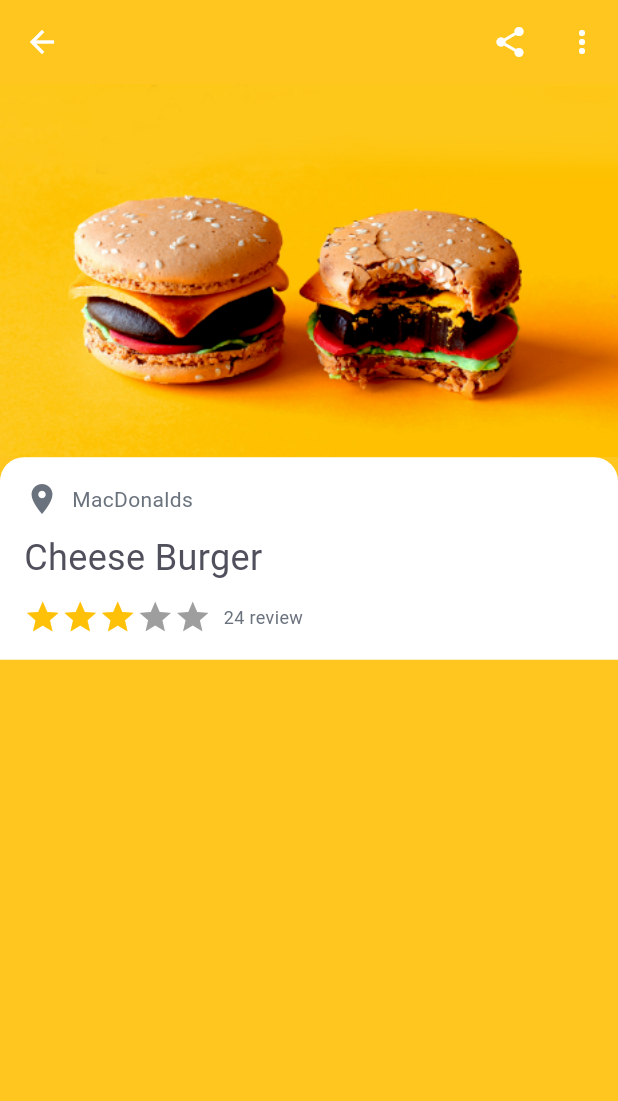
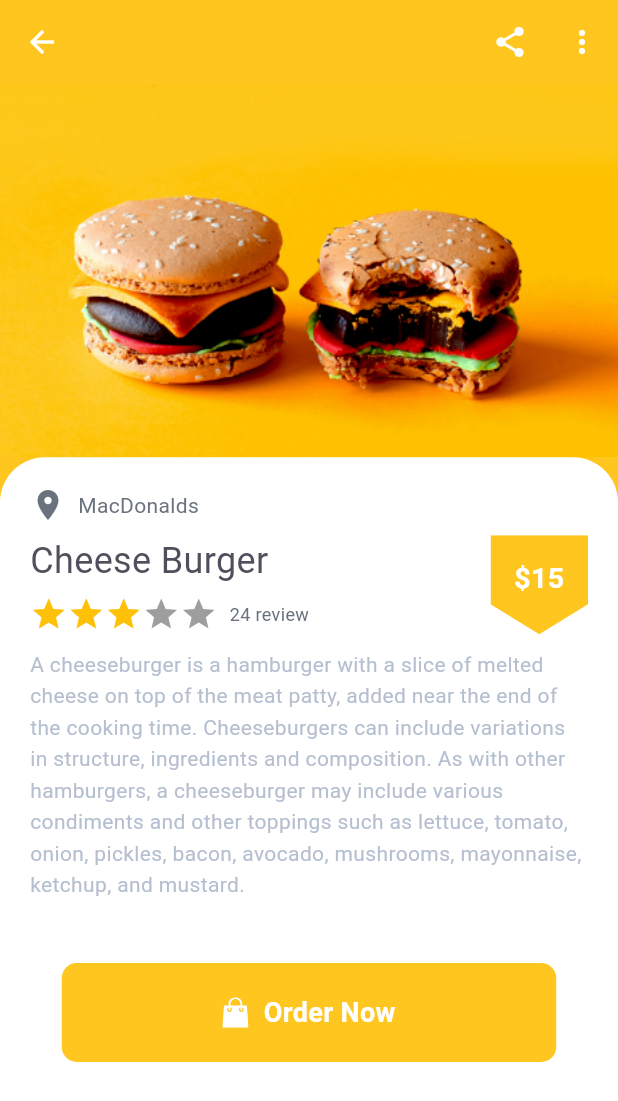
Before and after one commit to hzfty/test_food_app, a Flutter app: the DetailsScreen screen opened directly, on a phone screen of 412 x 824 dp. Shown: the top 1101 px of the screen. Run offline on Flutter 3.47's test engine with Material 3 defaults, Android fonts, the phone set to English and light mode, and no system bars; our stand-ins replace flutter_svg.

Commit message:
add detail_screen

```diff
--- /dev/null
+++ b/lib/components/order_button.dart
@@ -0,0 +1,52 @@
+import 'package:flutter/material.dart';
+import 'package:flutter_svg/svg.dart';
+import 'package:food_app/constants.dart';
+
+class OrderButton extends StatelessWidget {
+  const OrderButton({
+    super.key,
+    required this.size,
+    required this.press,
+  });
+
+  final Size size;
+  final VoidCallback press;
+
+  @override
+  Widget build(BuildContext context) {
+    return Container(
+      //padding: EdgeInsets.all(20),
+      width: size.width * 0.8,
+      // it wikk cover 80% of total width
+      decoration: BoxDecoration(
+        color: kPrimaryColor,
+        borderRadius: BorderRadius.circular(10),
+      ),
+      child: Material(
+        color: Colors.transparent,
+        child: InkWell(
+          onTap: press,
+          child: Padding(
+            padding: const EdgeInsets.all(20.0),
+            child: Row(
+              mainAxisAlignment: MainAxisAlignment.center,
+              children: <Widget>[
+                SvgPicture.asset('assets/icons/bag.svg'),
+                SizedBox(
+                  width: 10,
+                ),
+                Text(
+                  'Order Now',
+                  style: TextStyle(
+                      color: Colors.white,
+                      fontWeight: FontWeight.bold,
+                      fontSize: 18),
+                ),
+              ],
+            ),
+          ),
+        ),
+      ),
+    );
+  }
+}
--- /dev/null
+++ b/lib/screens/details/components/app_bar.dart
@@ -0,0 +1,33 @@
+import 'package:flutter/material.dart';
+import 'package:food_app/constants.dart';
+
+AppBar DetailsAppBar(BuildContext context) {
+  return AppBar(
+    backgroundColor: kPrimaryColor,
+    leading: IconButton(
+      icon: Icon(
+        Icons.arrow_back,
+        color: Colors.white,
+      ),
+      onPressed: () {
+        Navigator.of(context).pop();
+      },
+    ),
+    actions: [
+      IconButton(
+        icon: Icon(
+          Icons.share,
+          color: Colors.white,
+        ),
+        onPressed: () {},
+      ),
+      IconButton(
+        icon: Icon(
+          Icons.more_vert,
+          color: Colors.white,
+        ),
+        onPressed: () {},
+      )
+    ],
+  );
+}
--- /dev/null
+++ b/lib/screens/details/components/title_price_rating.dart
@@ -0,0 +1,87 @@
+import 'package:flutter/material.dart';
+import 'package:food_app/components/custom_reting_stars.dart';
+import 'package:food_app/constants.dart';
+
+class TitlePriceRating extends StatelessWidget {
+  const TitlePriceRating({
+    super.key,
+  });
+
+  @override
+  Widget build(BuildContext context) {
+    return Row(
+      children: <Widget>[
+        Expanded(
+          child: Column(
+            crossAxisAlignment: CrossAxisAlignment.start,
+            children: <Widget>[
+              Text(
+                'Cheese Burger',
+                style: TextStyle(color: kTextColor, fontSize: 24),
+              ),
+              SizedBox(
+                height: 6,
+              ),
+              Row(
+                children: [
+                  AnimatedRatingStars(
+                      initialRating: 3.5,
+                      minRating: 0.0,
+                      maxRating: 5.0,
+                      starSize: 15,
+                      onChanged: (value) {},
+                      customFilledIcon: Icons.star,
+                      customHalfFilledIcon: Icons.star,
+                      customEmptyIcon: Icons.star),
+                  SizedBox(width: 8),
+                  Text(
+                    '24 review',
+                    style: TextStyle(fontSize: 12, color: kTextLightColor),
+                  ),
+                ],
+              )
+            ],
+          ),
+        ),
+        priceTag(),
+      ],
+    );
+  }
+
+  ClipPath priceTag() {
+    return ClipPath(
+      clipper: PricerCliper(),
+      child: Container(
+        alignment: Alignment.topCenter,
+        padding: EdgeInsets.symmetric(vertical: 15),
+        height: 66,
+        width: 65,
+        color: kPrimaryColor,
+        child: Text(
+          '\$15',
+          style: TextStyle(
+              color: Colors.white, fontWeight: FontWeight.bold, fontSize: 19),
+        ),
+      ),
+    );
+  }
+}
+
+class PricerCliper extends CustomClipper<Path> {
+  @override
+  Path getClip(Size size) {
+    Path path = Path();
+    double ignoreHeight = 20;
+    path.lineTo(0, size.height - ignoreHeight);
+    path.lineTo(size.width / 2, size.height);
+    path.lineTo(size.width, size.height - ignoreHeight);
+    path.lineTo(size.width, 0);
+    path.close();
+    return path;
+  }
+
+  @override
+  bool shouldReclip(covariant CustomClipper<Path> oldClipper) {
+    return false;
+  }
+}
--- a/lib/screens/details/details_screen.dart
+++ b/lib/screens/details/details_screen.dart
@@ -1,61 +1,69 @@
 import 'package:flutter/material.dart';
-import 'package:food_app/components/custom_reting_stars.dart';
+import 'package:food_app/components/order_button.dart';
 import 'package:food_app/constants.dart';
+import 'package:food_app/screens/details/components/app_bar.dart';
+import 'package:food_app/screens/details/components/title_price_rating.dart';
 
 class DetailsScreen extends StatelessWidget {
   const DetailsScreen({super.key});
 
   @override
   Widget build(BuildContext context) {
+    Size size = MediaQuery.of(context).size;
     return Scaffold(
-      appBar: AppBar(
-        backgroundColor: kPrimaryColor,
-        leading: IconButton(
-          icon: Icon(
-            Icons.arrow_back,
-            color: Colors.white,
-          ),
-          onPressed: () {
-            Navigator.of(context).pop();
-          },
-        ),
-        actions: [
-          IconButton(
-            icon: Icon(
-              Icons.share,
-              color: Colors.white,
-            ),
-            onPressed: () {},
-          ),
-          IconButton(
-            icon: Icon(
-              Icons.more_vert,
-              color: Colors.white,
-            ),
-            onPressed: () {},
-          )
-        ],
-      ),
+      appBar: DetailsAppBar(context),
       body: Container(
         color: kPrimaryColor,
         child: Column(
           children: [
             Image.asset('assets/images/burger.png'),
-            Container(
-              padding: EdgeInsets.all(16),
+            Expanded(
+              child: Container(
+                padding: EdgeInsets.all(20),
                 decoration: BoxDecoration(
                     color: Colors.white,
                     borderRadius: BorderRadius.only(
-                      topLeft: Radius.circular(16),
-                      topRight: Radius.circular(16))),
+                        topLeft: Radius.circular(30),
+                        topRight: Radius.circular(30))),
                 child: Column(
-                crossAxisAlignment: CrossAxisAlignment.start,
-                children: [
-                  Row(
-                    children: [
-                      Column(
-                        children: [
-                          Row(
+                  //crossAxisAlignment: CrossAxisAlignment.start,
+                  children: <Widget>[
+                    shopName(),
+                    SizedBox(
+                      height: 8,
+                    ),
+                    TitlePriceRating(),
+                    SizedBox(
+                      height: 10,
+                    ),
+                    Text(
+                      'A cheeseburger is a hamburger with a slice of melted cheese on top of the meat patty, added near the end of the cooking time. Cheeseburgers can include variations in structure, ingredients and composition. As with other hamburgers, a cheeseburger may include various condiments and other toppings such as lettuce, tomato, onion, pickles, bacon, avocado, mushrooms, mayonnaise, ketchup, and mustard.',
+                      style: TextStyle(
+                        height: 1.5,
+                      ),
+                    ),
+                    SizedBox(
+                      height: size.height * 0.05,
+                    ), //Free space 10% of total height
+                    // SizedBox(
+                    //   height: 20,
+                    // ),
+                    OrderButton(
+                      size: size,
+                      press: () {},
+                    )
+                  ],
+                ),
+              ),
+            ),
+          ],
+        ),
+      ),
+    );
+  }
+
+  Row shopName() {
+    return Row(
       children: [
         Icon(
           Icons.place,
@@ -70,42 +78,8 @@ class DetailsScreen extends StatelessWidget {
             color: kTextLightColor,
             fontSize: 14,
           ),
-                              )
-                            ],
-                          )
-                        ],
-                      )
-                    ],
-                  ),
-                  SizedBox(height: 10),
-                  Text(
-                    'Cheese Burger',
-                    style: TextStyle(color: kTextColor, fontSize: 24),
-                  ),
-                  SizedBox(height: 10),
-                  Row(
-                    children: [
-                      AnimatedRatingStars(
-                          initialRating: 3.5,
-                          minRating: 0.0,
-                          maxRating: 5.0,
-                          starSize: 15,
-                          onChanged: (value) {},
-                          customFilledIcon: Icons.star,
-                          customHalfFilledIcon: Icons.star,
-                          customEmptyIcon: Icons.star),
-                      SizedBox(width: 8),
-                      Text('24 review',
-                          style:
-                              TextStyle(fontSize: 12, color: kTextLightColor))
-                    ],
-                  )
-                ],
-              ),
         ),
       ],
-        ),
-      ),
     );
   }
 }
--- a/lib/screens/home/components/body.dart
+++ b/lib/screens/home/components/body.dart
@@ -1,8 +1,5 @@
 import 'package:flutter/material.dart';
-import 'package:flutter_svg/flutter_svg.dart';
 import 'package:food_app/components/search_box.dart';
-import 'package:food_app/constants.dart';
-import 'package:food_app/screens/home/components/category_item.dart';
 import 'package:food_app/screens/home/components/category_list.dart';
 import 'package:food_app/screens/home/components/combo_list.dart';
 import 'package:food_app/screens/home/components/discount_widget.dart';
--- a/lib/screens/home/components/combo_list.dart
+++ b/lib/screens/home/components/combo_list.dart
@@ -43,6 +43,7 @@ class ComboList extends StatelessWidget {
             combo: comboList[index],
           );
         },
-        ));
+      ),
+    );
   }
 }
--- a/lib/screens/home/home-screen.dart
+++ b/lib/screens/home/home-screen.dart
@@ -1,5 +1,4 @@
 import 'package:flutter/material.dart';
-import 'package:flutter_svg/svg.dart';
 import 'package:food_app/components/bottom_nav_bar.dart';
 import 'package:food_app/screens/home/components/app_bar.dart';
 import 'package:food_app/screens/home/components/body.dart';
```
Lines whose indentation alone changed are shown as unchanged.
